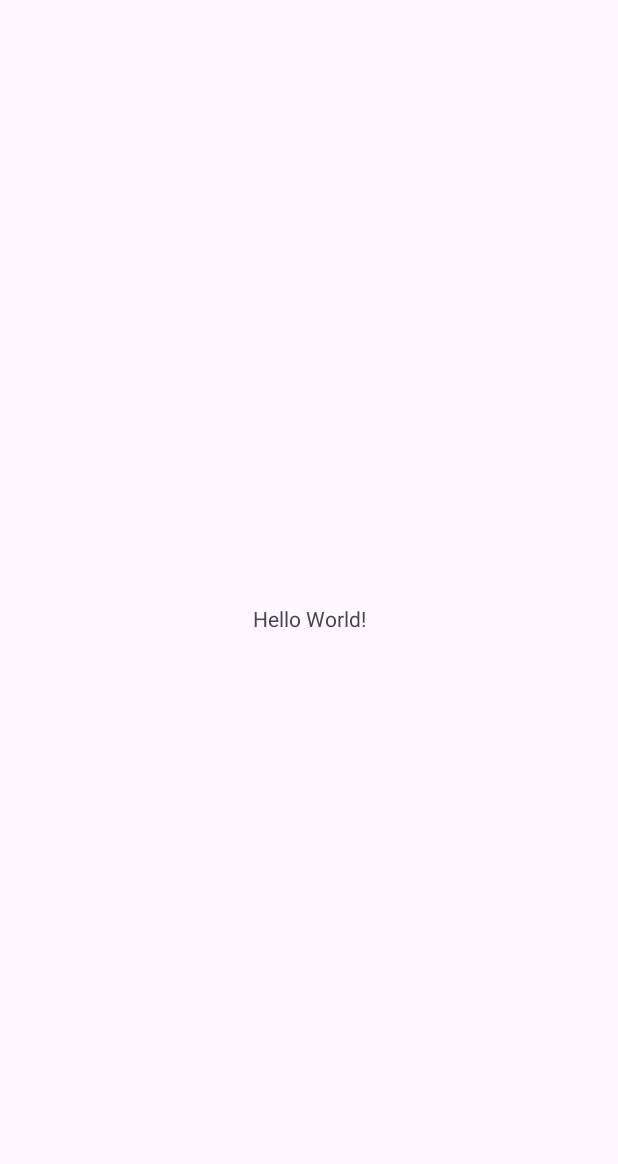
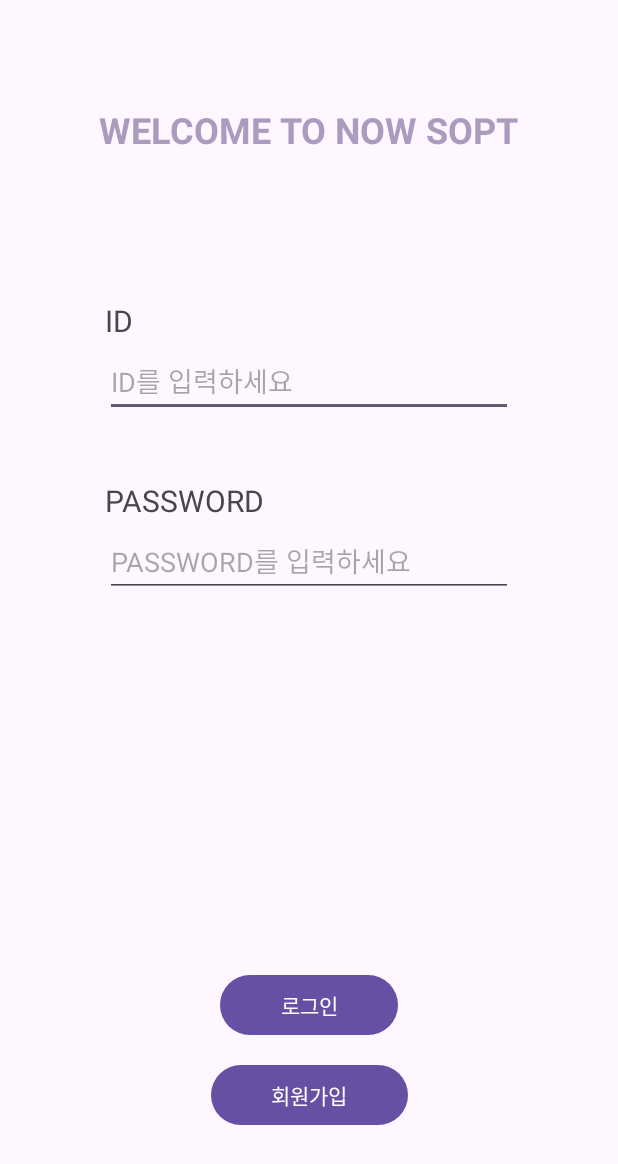
Before and after one commit to NOW-SOPT-ANDROID/nakyung-lee, an Android app: the screen it shows after launch (MainActivity before the commit, LoginActivity after it), on a phone screen of 412 x 824 dp. Before the commit the part shown is almost empty. Shown: the top 1164 px of the screen. Run offline under Robolectric (Android 15) with nearby library versions, the phone set to English and light mode, and no system bars.

Commit message:
[FEAT/#1] 1주차 xml (로그인 및 회원가입 화면 구현)

```diff
--- a/app/build.gradle
+++ b/app/build.gradle
@@ -30,6 +30,9 @@ android {
     kotlinOptions {
         jvmTarget = '17'
     }
+    buildFeatures {
+        viewBinding true
+    }
 }
 
 dependencies {
@@ -38,6 +41,7 @@ dependencies {
     implementation 'androidx.appcompat:appcompat:1.6.1'
     implementation 'com.google.android.material:material:1.11.0'
     implementation 'androidx.constraintlayout:constraintlayout:2.1.4'
+    implementation 'androidx.activity:activity:1.8.0'
     testImplementation 'junit:junit:4.13.2'
     androidTestImplementation 'androidx.test.ext:junit:1.1.5'
     androidTestImplementation 'androidx.test.espresso:espresso-core:3.5.1'
--- /dev/null
+++ b/app/src/main/java/com/sopt/now/LoginActivity.kt
@@ -0,0 +1,69 @@
+package com.sopt.now
+
+import android.app.Activity
+import android.content.Intent
+import android.os.Bundle
+import androidx.activity.enableEdgeToEdge
+import androidx.appcompat.app.AppCompatActivity
+import androidx.core.view.ViewCompat
+import androidx.core.view.WindowInsetsCompat
+import com.google.android.material.snackbar.Snackbar
+import com.sopt.now.databinding.ActivityLoginBinding
+
+class LoginActivity : AppCompatActivity() {
+    private lateinit var binding: ActivityLoginBinding
+
+    // 회원가입 시 받은 id랑 pw를 저장할 (임시) 변수
+    private var registeredId: String? = null
+    private var registeredPassword: String? = null
+    private var registeredNickname: String? = null
+
+    override fun onCreate(savedInstanceState: Bundle?) {
+        super.onCreate(savedInstanceState)
+        binding = ActivityLoginBinding.inflate(layoutInflater)
+        setContentView(binding.root)
+
+        binding.btnLogin.setOnClickListener {
+            // 임시 변수에 받은 id랑 pw를 저장
+            val inputId = binding.txtfieldId.text.toString()
+            val inputPassword = binding.txtfieldPw.text.toString()
+
+            if (inputId == registeredId && inputPassword == registeredPassword) {
+                val intent = Intent(this, MainActivity::class.java)
+                intent.putExtra("id", inputId)
+                intent.putExtra("password", inputPassword)
+                intent.putExtra("nickname", registeredNickname)
+                startActivity(intent)
+            }
+            else if (inputId != registeredId){
+                Snackbar.make(
+                    binding.root,
+                    "아이디가 일치하지 않습니다",
+                    Snackbar.LENGTH_LONG
+                ).show()
+            }
+            else if (inputPassword != registeredPassword){
+                Snackbar.make(
+                    binding.root,
+                    "비밀번호가 일치하지 않습니다",
+                    Snackbar.LENGTH_LONG
+                ).show()
+            }
+        }
+        binding.btnSignup.setOnClickListener {
+            val intent = Intent(this, SignupActivity::class.java)
+            startActivityForResult(intent, REQUEST_SIGNUP)
+        }
+    }
+    override fun onActivityResult(requestCode: Int, resultCode: Int, data: Intent?) {
+        super.onActivityResult(requestCode, resultCode, data)
+        if (requestCode == 123 && resultCode == Activity.RESULT_OK) {
+            registeredId = data?.getStringExtra("id")
+            registeredPassword = data?.getStringExtra("password")
+            registeredNickname = data?.getStringExtra("nickname")
+        }
+    }
+    companion object {
+        const val REQUEST_SIGNUP = 123
+    }
+}
--- /dev/null
+++ b/app/src/main/res/layout/activity_login.xml
@@ -0,0 +1,90 @@
+<?xml version="1.0" encoding="utf-8"?>
+<androidx.constraintlayout.widget.ConstraintLayout xmlns:android="http://schemas.android.com/apk/res/android"
+    xmlns:app="http://schemas.android.com/apk/res-auto"
+    xmlns:tools="http://schemas.android.com/tools"
+    android:id="@+id/main"
+    android:layout_width="match_parent"
+    android:layout_height="match_parent"
+    tools:context=".LoginActivity">
+
+    <TextView
+        android:layout_width="wrap_content"
+        android:layout_height="wrap_content"
+        android:text="WELCOME TO NOW SOPT"
+        android:textSize="24dp"
+        android:textStyle="bold"
+        android:layout_marginTop="70dp"
+        android:textColor="#ab9bbf"
+        app:layout_constraintEnd_toEndOf="parent"
+        app:layout_constraintStart_toStartOf="parent"
+        app:layout_constraintTop_toTopOf="parent"
+        />
+    <TextView
+        android:layout_width="wrap_content"
+        android:layout_height="wrap_content"
+        android:text="ID"
+        android:textSize="20dp"
+        android:layout_marginTop="200dp"
+        android:layout_marginStart="70dp"
+        app:layout_constraintStart_toStartOf="parent"
+        app:layout_constraintTop_toTopOf="parent"
+        />
+    <EditText
+        android:layout_width="match_parent"
+        android:layout_height="wrap_content"
+        android:layout_marginTop="230dp"
+        android:layout_marginStart="70dp"
+        android:layout_marginEnd="70dp"
+        android:hint="ID를 입력하세요"
+        android:id="@+id/txtfield_id"
+        app:layout_constraintStart_toStartOf="parent"
+        app:layout_constraintTop_toTopOf="parent"
+        />
+    <TextView
+        android:layout_width="wrap_content"
+        android:layout_height="wrap_content"
+        android:text="PASSWORD"
+        android:textSize="20dp"
+        android:layout_marginTop="320dp"
+        android:layout_marginStart="70dp"
+        app:layout_constraintStart_toStartOf="parent"
+        app:layout_constraintTop_toTopOf="parent"
+        />
+    <EditText
+        android:layout_width="match_parent"
+        android:layout_height="wrap_content"
+        android:layout_marginTop="350dp"
+        android:layout_marginStart="70dp"
+        android:layout_marginEnd="70dp"
+        android:hint="PASSWORD를 입력하세요"
+        android:inputType="textPassword"
+        android:id="@+id/txtfield_pw"
+        app:layout_constraintStart_toStartOf="parent"
+        app:layout_constraintTop_toTopOf="parent"
+        />
+    <Button
+        android:id="@+id/btn_login"
+        android:layout_width="wrap_content"
+        android:layout_height="wrap_content"
+        android:layout_marginBottom="130dp"
+        android:paddingStart="40dp"
+        android:paddingEnd="40dp"
+        app:layout_constraintEnd_toEndOf="parent"
+        app:layout_constraintStart_toStartOf="parent"
+        app:layout_constraintBottom_toBottomOf="parent"
+        android:text="로그인"
+        />
+    <Button
+        android:id="@+id/btn_signup"
+        android:layout_width="wrap_content"
+        android:layout_height="wrap_content"
+        android:layout_marginBottom="70dp"
+        android:paddingStart="40dp"
+        android:paddingEnd="40dp"
+        app:layout_constraintEnd_toEndOf="parent"
+        app:layout_constraintStart_toStartOf="parent"
+        app:layout_constraintBottom_toBottomOf="parent"
+        android:text="회원가입"
+        />
+
+</androidx.constraintlayout.widget.ConstraintLayout>
```
Also changed, not shown: app/src/main/AndroidManifest.xml (+7 -1 lines), app/src/main/java/com/sopt/now/MainActivity.kt (+12 -1 lines), app/src/main/java/com/sopt/now/SignupActivity.kt (added, +64 -0 lines), app/src/main/res/layout/activity_main.xml (+52 -6 lines), app/src/main/res/layout/activity_signup.xml (added, +120 -0 lines).
